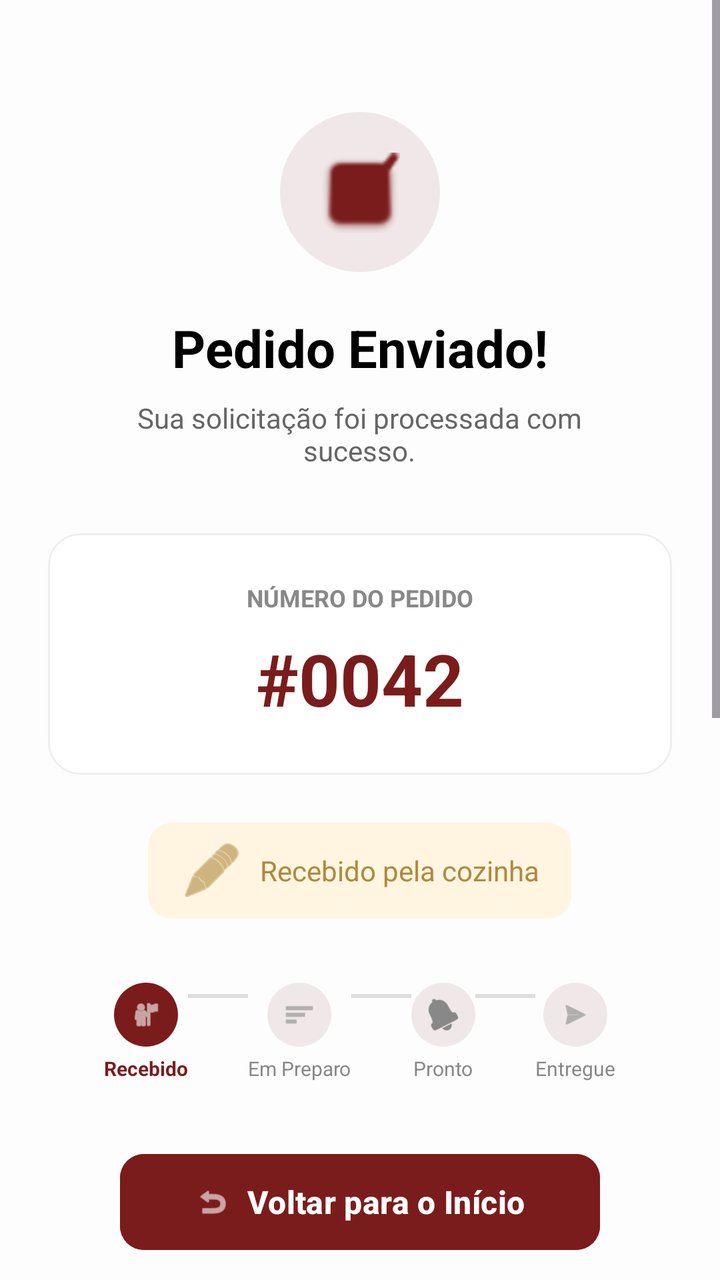
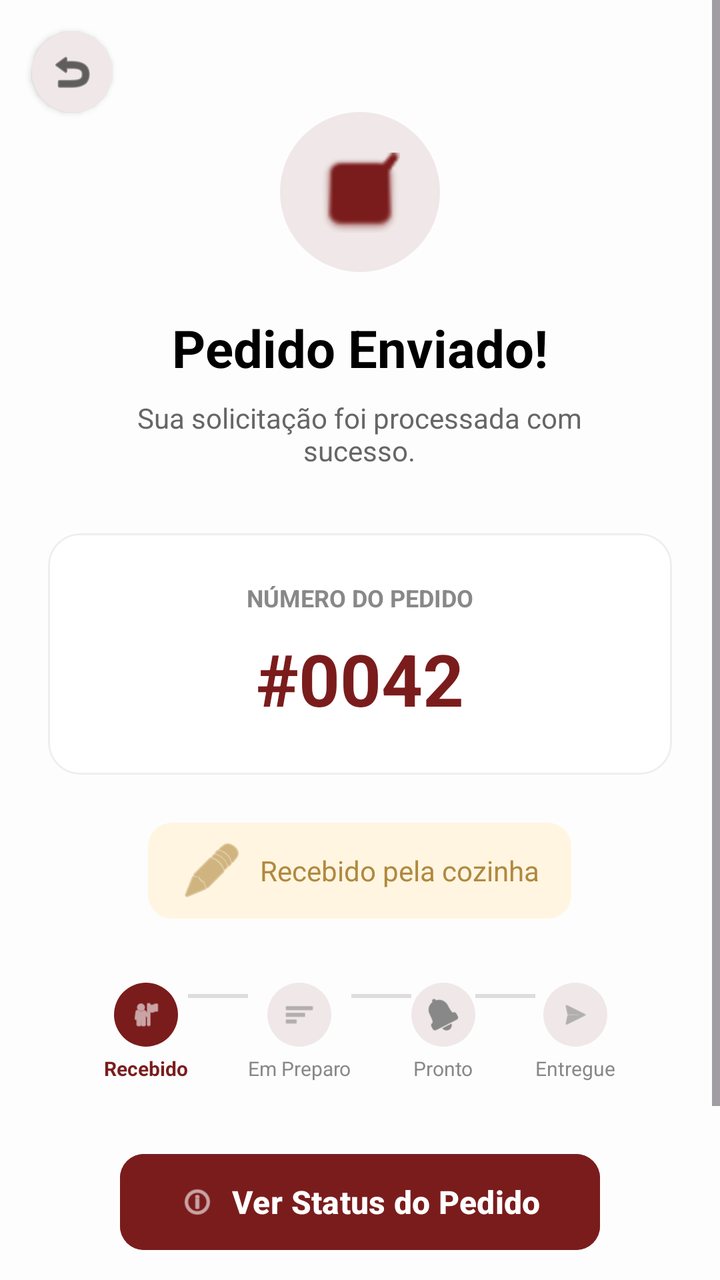

Two renders of the same Android screen: before a commit and after it. Below are the layout's source before the change and the commit's diff.
<!-- AndroidManifest.xml: application theme Theme.UniEat -->
<!-- res/layout/activity_order_success.xml -->
<?xml version="1.0" encoding="utf-8"?>
<androidx.constraintlayout.widget.ConstraintLayout xmlns:android="http://schemas.android.com/apk/res/android"
    xmlns:app="http://schemas.android.com/apk/res-auto"
    xmlns:tools="http://schemas.android.com/tools"
    android:layout_width="match_parent"
    android:layout_height="match_parent"
    android:background="#FDFDFD"
    android:fitsSystemWindows="true">

    <ScrollView
        android:layout_width="match_parent"
        android:layout_height="match_parent"
        android:fillViewport="true">

        <LinearLayout
            android:layout_width="match_parent"
            android:layout_height="wrap_content"
            android:gravity="center_horizontal"
            android:orientation="vertical"
            android:padding="24dp">

            
            <View
                android:layout_width="80dp"
                android:layout_height="80dp"
                android:layout_marginTop="32dp"
                android:background="@drawable/shape_icon_circle"
                android:backgroundTint="#F0E8E8" />

            <ImageView
                android:layout_width="40dp"
                android:layout_height="40dp"
                android:layout_marginTop="-60dp"
                android:src="@android:drawable/checkbox_on_background"
                app:tint="#7B1C1C" />

            
            <TextView
                android:layout_width="wrap_content"
                android:layout_height="wrap_content"
                android:layout_marginTop="40dp"
                android:text="Pedido Enviado!"
                android:textColor="#000000"
                android:textSize="26sp"
                android:textStyle="bold" />

            <TextView
                android:layout_width="wrap_content"
                android:layout_height="wrap_content"
                android:layout_marginTop="8dp"
                android:gravity="center"
                android:text="Sua solicitação foi processada com\nsucesso."
                android:textColor="#666666"
                android:textSize="14sp" />

            
            <com.google.android.material.card.MaterialCardView
                android:layout_width="match_parent"
                android:layout_height="wrap_content"
                android:layout_marginTop="32dp"
                app:cardBackgroundColor="#FFFFFF"
                app:cardCornerRadius="16dp"
                app:cardElevation="0dp"
                app:strokeColor="#EEEEEE"
                app:strokeWidth="1dp">

                <LinearLayout
                    android:layout_width="match_parent"
                    android:layout_height="wrap_content"
                    android:gravity="center"
                    android:orientation="vertical"
                    android:padding="24dp">

                    <TextView
                        android:layout_width="wrap_content"
                        android:layout_height="wrap_content"
                        android:text="NÚMERO DO PEDIDO"
                        android:textColor="#888888"
                        android:textSize="12sp"
                        android:textStyle="bold" />

                    <TextView
                        android:id="@+id/tvOrderNumber"
                        android:layout_width="wrap_content"
                        android:layout_height="wrap_content"
                        android:layout_marginTop="8dp"
                        android:text="#0042"
                        android:textColor="#7B1C1C"
                        android:textSize="36sp"
                        android:textStyle="bold" />
                </LinearLayout>
            </com.google.android.material.card.MaterialCardView>

            
            <TextView
                android:id="@+id/tvOrderStatus"
                android:layout_width="wrap_content"
                android:layout_height="wrap_content"
                android:layout_marginTop="24dp"
                android:background="@drawable/shape_badge_destaque"
                android:backgroundTint="#FFF5E1"
                android:drawablePadding="8dp"
                android:gravity="center"
                android:paddingHorizontal="16dp"
                android:paddingVertical="8dp"
                android:text="Recebido pela cozinha"
                android:textColor="#B0893F"
                android:textSize="14sp"
                app:drawableStartCompat="@android:drawable/ic_menu_edit"
                app:drawableTint="#B0893F" />

            
            <LinearLayout
                android:layout_width="match_parent"
                android:layout_height="wrap_content"
                android:layout_marginTop="32dp"
                android:gravity="center"
                android:orientation="horizontal">

                <LinearLayout
                    android:layout_width="wrap_content"
                    android:layout_height="wrap_content"
                    android:gravity="center"
                    android:orientation="vertical">
                    <ImageView
                        android:layout_width="32dp"
                        android:layout_height="32dp"
                        android:background="@drawable/shape_icon_circle"
                        android:backgroundTint="#7B1C1C"
                        android:padding="8dp"
                        android:src="@android:drawable/ic_menu_myplaces"
                        app:tint="#FFFFFF" />
                    <TextView
                        android:layout_width="wrap_content"
                        android:layout_height="wrap_content"
                        android:layout_marginTop="4dp"
                        android:text="Recebido"
                        android:textColor="#7B1C1C"
                        android:textSize="10sp"
                        android:textStyle="bold" />
                </LinearLayout>

                <View
                    android:layout_width="30dp"
                    android:layout_height="2dp"
                    android:layout_marginBottom="18dp"
                    android:background="#DDDDDD" />

                <LinearLayout
                    android:layout_width="wrap_content"
                    android:layout_height="wrap_content"
                    android:gravity="center"
                    android:orientation="vertical">
                    <ImageView
                        android:layout_width="32dp"
                        android:layout_height="32dp"
                        android:background="@drawable/shape_icon_circle"
                        android:backgroundTint="#F0E8E8"
                        android:padding="8dp"
                        android:src="@android:drawable/ic_menu_sort_by_size"
                        app:tint="#888888" />
                    <TextView
                        android:layout_width="wrap_content"
                        android:layout_height="wrap_content"
                        android:layout_marginTop="4dp"
                        android:text="Em Preparo"
                        android:textColor="#888888"
                        android:textSize="10sp" />
                </LinearLayout>

                <View
                    android:layout_width="30dp"
                    android:layout_height="2dp"
                    android:layout_marginBottom="18dp"
                    android:background="#DDDDDD" />

                <LinearLayout
                    android:layout_width="wrap_content"
                    android:layout_height="wrap_content"
                    android:gravity="center"
                    android:orientation="vertical">
                    <ImageView
                        android:layout_width="32dp"
                        android:layout_height="32dp"
                        android:background="@drawable/shape_icon_circle"
                        android:backgroundTint="#F0E8E8"
                        android:padding="8dp"
                        android:src="@android:drawable/ic_popup_reminder"
                        app:tint="#888888" />
                    <TextView
                        android:layout_width="wrap_content"
                        android:layout_height="wrap_content"
                        android:layout_marginTop="4dp"
                        android:text="Pronto"
                        android:textColor="#888888"
                        android:textSize="10sp" />
                </LinearLayout>

                <View
                    android:layout_width="30dp"
                    android:layout_height="2dp"
                    android:layout_marginBottom="18dp"
                    android:background="#DDDDDD" />

                <LinearLayout
                    android:layout_width="wrap_content"
                    android:layout_height="wrap_content"
                    android:gravity="center"
                    android:orientation="vertical">
                    <ImageView
                        android:layout_width="32dp"
                        android:layout_height="32dp"
                        android:background="@drawable/shape_icon_circle"
                        android:backgroundTint="#F0E8E8"
                        android:padding="8dp"
                        android:src="@android:drawable/ic_menu_send"
                        app:tint="#888888" />
                    <TextView
                        android:layout_width="wrap_content"
                        android:layout_height="wrap_content"
                        android:layout_marginTop="4dp"
                        android:text="Entregue"
                        android:textColor="#888888"
                        android:textSize="10sp" />
                </LinearLayout>
            </LinearLayout>

            
            <com.google.android.material.button.MaterialButton
                android:id="@+id/btnBackToHome"
                android:layout_width="240dp"
                android:layout_height="56dp"
                android:layout_marginTop="32dp"
                android:backgroundTint="#7B1C1C"
                android:text="Voltar para o Início"
                android:textAllCaps="false"
                android:textColor="#FFFFFF"
                android:textSize="16sp"
                android:textStyle="bold"
                app:cornerRadius="12dp"
                app:icon="@android:drawable/ic_menu_revert"
                app:iconGravity="textStart"
                app:iconPadding="8dp" />

            <com.google.android.material.button.MaterialButton
                android:id="@+id/btnRate"
                style="@style/Widget.MaterialComponents.Button.OutlinedButton"
                android:layout_width="240dp"
                android:layout_height="56dp"
                android:layout_marginTop="12dp"
                android:text="Avaliar Refeição"
                android:textAllCaps="false"
                android:textColor="#7B1C1C"
                android:textSize="16sp"
                android:textStyle="bold"
                app:cornerRadius="12dp"
                app:strokeColor="#7B1C1C"
                app:strokeWidth="1dp"
                app:icon="@android:drawable/btn_star_big_off"
                app:iconGravity="textStart"
                app:iconPadding="8dp" />

            
            <com.google.android.material.card.MaterialCardView
                android:layout_width="match_parent"
                android:layout_height="160dp"
                android:layout_marginTop="32dp"
                app:cardCornerRadius="16dp"
                app:cardElevation="0dp">
                <FrameLayout
                    android:layout_width="match_parent"
                    android:layout_height="match_parent">
                    <ImageView
                        android:layout_width="match_parent"
                        android:layout_height="match_parent"
                        android:scaleType="centerCrop"
                        android:src="@drawable/shape_logo_placeholder"
                        android:alpha="0.8" />
                    <View
                        android:layout_width="match_parent"
                        android:layout_height="match_parent"
                        android:background="#40000000" />
                    <TextView
                        android:layout_width="wrap_content"
                        android:layout_height="wrap_content"
                        android:layout_gravity="bottom|start"
                        android:layout_margin="16dp"
                        android:text="Preparando seu sabor..."
                        android:textColor="#FFFFFF"
                        android:textSize="18sp"
                        android:textStyle="bold" />
                </FrameLayout>
            </com.google.android.material.card.MaterialCardView>

            <com.google.android.material.card.MaterialCardView
                android:layout_width="match_parent"
                android:layout_height="160dp"
                android:layout_marginTop="16dp"
                android:layout_marginBottom="32dp"
                app:cardCornerRadius="16dp"
                app:cardElevation="0dp">
                <FrameLayout
                    android:layout_width="match_parent"
                    android:layout_height="match_parent">
                    <ImageView
                        android:layout_width="match_parent"
                        android:layout_height="match_parent"
                        android:scaleType="centerCrop"
                        android:src="@drawable/shape_logo_placeholder"
                        android:alpha="0.8" />
                    <View
                        android:layout_width="match_parent"
                        android:layout_height="match_parent"
                        android:background="#40000000" />
                    <TextView
                        android:layout_width="wrap_content"
                        android:layout_height="wrap_content"
                        android:layout_gravity="bottom|start"
                        android:layout_margin="16dp"
                        android:text="Local de entrega: Bloco A 🏠"
                        android:textColor="#FFFFFF"
                        android:textSize="18sp"
                        android:textStyle="bold" />
                </FrameLayout>
            </com.google.android.material.card.MaterialCardView>

        </LinearLayout>
    </ScrollView>

</androidx.constraintlayout.widget.ConstraintLayout>
<!-- resources referenced by this layout -->
<resources>
  <!-- drawable shape_badge_destaque (drawable) -->
  <?xml version="1.0" encoding="utf-8"?>
  <shape xmlns:android="http://schemas.android.com/apk/res/android">
      <solid android:color="#FFE8B1" />
      <corners android:radius="12dp" />
  </shape>
  <!-- drawable shape_icon_circle (drawable) -->
  <?xml version="1.0" encoding="utf-8"?>
  <shape xmlns:android="http://schemas.android.com/apk/res/android">
      <solid android:color="#FFF5E1" />
      <corners android:radius="50dp" />
  </shape>
  <!-- drawable shape_logo_placeholder (drawable) -->
  <?xml version="1.0" encoding="utf-8"?>
  <shape xmlns:android="http://schemas.android.com/apk/res/android"
      android:shape="oval">
      <solid android:color="#F5EEEE" />
      <stroke
          android:width="1dp"
          android:color="#E0CCCC" />
  </shape>
  <style name="Theme.UniEat" parent="Base.Theme.UniEat" />
  <style name="Base.Theme.UniEat" parent="Theme.Material3.Light.NoActionBar">
  </style>
</resources>

<!-- the commit's change to res/layout/activity_order_success.xml (unified diff, before → after) -->
@@ -6,6 +6,22 @@
     android:layout_height="match_parent"
     android:background="#FDFDFD"
     android:fitsSystemWindows="true">
+
+    <ImageView
+        android:id="@+id/btnBackToHomeIcon"
+        android:layout_width="40dp"
+        android:layout_height="40dp"
+        android:layout_margin="16dp"
+        android:padding="8dp"
+        android:src="@android:drawable/ic_menu_revert"
+        android:background="@drawable/shape_icon_circle"
+        android:backgroundTint="#F0E8E8"
+        app:layout_constraintStart_toStartOf="parent"
+        app:layout_constraintTop_toTopOf="parent"
+        app:tint="#000000"
+        android:elevation="2dp"
+        android:clickable="true"
+        android:focusable="true" />
 
     <ScrollView
         android:layout_width="match_parent"
@@ -227,18 +243,18 @@
 
             
             <com.google.android.material.button.MaterialButton
-                android:id="@+id/btnBackToHome"
+                android:id="@+id/btnTrackOrder"
                 android:layout_width="240dp"
                 android:layout_height="56dp"
                 android:layout_marginTop="32dp"
                 android:backgroundTint="#7B1C1C"
-                android:text="Voltar para o Início"
+                android:text="Ver Status do Pedido"
                 android:textAllCaps="false"
                 android:textColor="#FFFFFF"
                 android:textSize="16sp"
                 android:textStyle="bold"
                 app:cornerRadius="12dp"
-                app:icon="@android:drawable/ic_menu_revert"
+                app:icon="@android:drawable/ic_menu_info_details"
                 app:iconGravity="textStart"
                 app:iconPadding="8dp" />
 
@@ -259,71 +275,6 @@
                 app:icon="@android:drawable/btn_star_big_off"
                 app:iconGravity="textStart"
                 app:iconPadding="8dp" />
-
-            
-            <com.google.android.material.card.MaterialCardView
-                android:layout_width="match_parent"
-                android:layout_height="160dp"
-                android:layout_marginTop="32dp"
-                app:cardCornerRadius="16dp"
-                app:cardElevation="0dp">
-                <FrameLayout
-                    android:layout_width="match_parent"
-                    android:layout_height="match_parent">
-                    <ImageView
-                        android:layout_width="match_parent"
-                        android:layout_height="match_parent"
-                        android:scaleType="centerCrop"
-                        android:src="@drawable/shape_logo_placeholder"
-                        android:alpha="0.8" />
-                    <View
-                        android:layout_width="match_parent"
-                        android:layout_height="match_parent"
-                        android:background="#40000000" />
-                    <TextView
-                        android:layout_width="wrap_content"
-                        android:layout_height="wrap_content"
-                        android:layout_gravity="bottom|start"
-                        android:layout_margin="16dp"
-                        android:text="Preparando seu sabor..."
-                        android:textColor="#FFFFFF"
-                        android:textSize="18sp"
-                        android:textStyle="bold" />
-                </FrameLayout>
-            </com.google.android.material.card.MaterialCardView>
-
-            <com.google.android.material.card.MaterialCardView
-                android:layout_width="match_parent"
-                android:layout_height="160dp"
-                android:layout_marginTop="16dp"
-                android:layout_marginBottom="32dp"
-                app:cardCornerRadius="16dp"
-                app:cardElevation="0dp">
-                <FrameLayout
-                    android:layout_width="match_parent"
-                    android:layout_height="match_parent">
-                    <ImageView
-                        android:layout_width="match_parent"
-                        android:layout_height="match_parent"
-                        android:scaleType="centerCrop"
-                        android:src="@drawable/shape_logo_placeholder"
-                        android:alpha="0.8" />
-                    <View
-                        android:layout_width="match_parent"
-                        android:layout_height="match_parent"
-                        android:background="#40000000" />
-                    <TextView
-                        android:layout_width="wrap_content"
-                        android:layout_height="wrap_content"
-                        android:layout_gravity="bottom|start"
-                        android:layout_margin="16dp"
-                        android:text="Local de entrega: Bloco A 🏠"
-                        android:textColor="#FFFFFF"
-                        android:textSize="18sp"
-                        android:textStyle="bold" />
-                </FrameLayout>
-            </com.google.android.material.card.MaterialCardView>
-
         </LinearLayout>
     </ScrollView>
 
<!-- resource entries referenced after the edit -->
@@ -12,15 +12,6 @@
       <solid android:color="#FFF5E1" />
       <corners android:radius="50dp" />
   </shape>
-  <!-- drawable shape_logo_placeholder (drawable) -->
-  <?xml version="1.0" encoding="utf-8"?>
-  <shape xmlns:android="http://schemas.android.com/apk/res/android"
-      android:shape="oval">
-      <solid android:color="#F5EEEE" />
-      <stroke
-          android:width="1dp"
-          android:color="#E0CCCC" />
-  </shape>
   <style name="Theme.UniEat" parent="Base.Theme.UniEat" />
   <style name="Base.Theme.UniEat" parent="Theme.Material3.Light.NoActionBar">
   </style>
